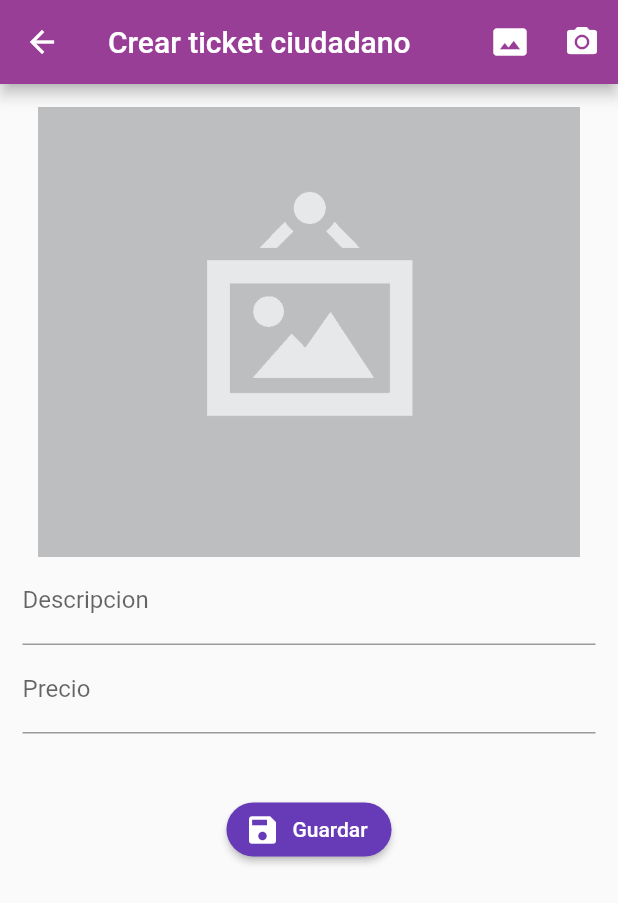
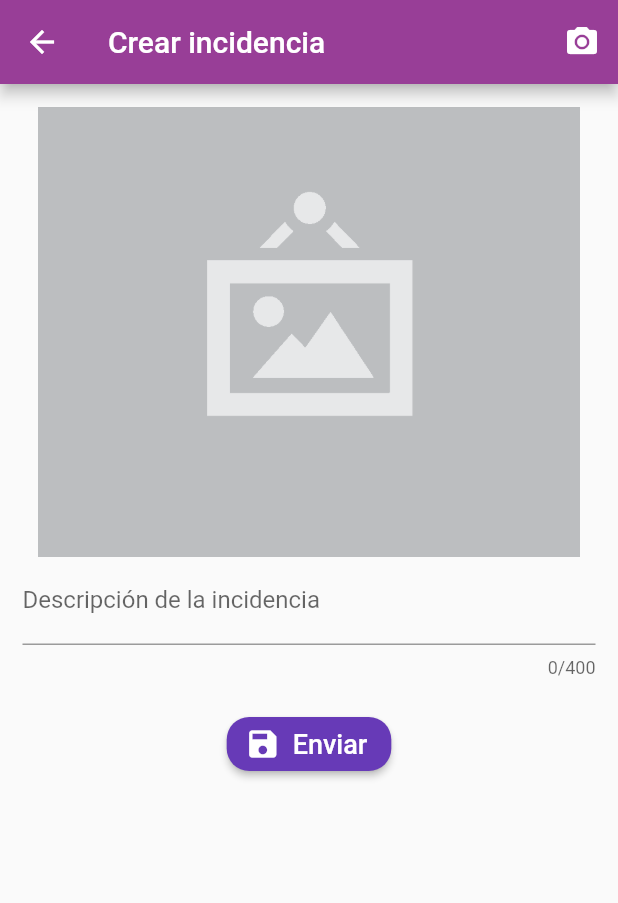
Before and after one commit to AyuntamientoPuertoReal/app-participacion, a Flutter app: the AbrirTicketPage screen opened by its route, on a phone screen of 412 x 824 dp. Shown: the top 903 px of the screen. Run offline on Flutter 3.47's test engine with Material 2 defaults, Android fonts, the phone set to English and light mode, and no system bars; our stand-ins replace flutter_html, flutter_map, geolocator, image_picker, latlong, rxdart and 1 more; missing offline and left inert: encrypt, flutter_udid, mime_type; accounts and stored records are empty; statements that could not run were skipped.

Commit message:
Cambios en Crear incidencia

```diff
--- a/lib/src/pages/abrir_ticket_page.dart
+++ b/lib/src/pages/abrir_ticket_page.dart
@@ -3,7 +3,7 @@ import 'dart:io';
 import 'package:appparticipacion/src/bloc/provider.dart';
 import 'package:appparticipacion/src/bloc/ticket_bloc.dart';
 import 'package:appparticipacion/src/models/ticket_model.dart';
-import 'package:appparticipacion/src/widgets/menu_lateral.dart';
+//import 'package:appparticipacion/src/widgets/menu_lateral.dart';
 import 'package:flutter/material.dart';
 import 'package:geolocator/geolocator.dart';
 import 'package:image_picker/image_picker.dart';
@@ -27,6 +27,8 @@ class _AbrirTicketPageState extends State<AbrirTicketPage> {
   var geolocator = Geolocator();
   var locationOptions = LocationOptions(accuracy: LocationAccuracy.high, distanceFilter: 10);
 
+
+
   @override
   Widget build(BuildContext context) {
 
@@ -37,16 +39,15 @@ class _AbrirTicketPageState extends State<AbrirTicketPage> {
       ticketModel = prodData;
     }
 
-
     return Scaffold(
       key: scaffoldKey,
       appBar: AppBar(
-        title: Text('Crear ticket ciudadano'),
+        title: Text('Crear incidencia'),
         actions: <Widget>[
-          IconButton(
-            icon: Icon(Icons.photo_size_select_actual),
-            onPressed: _seleccionarFoto,
-          ),
+          // IconButton(
+          //   icon: Icon(Icons.photo_size_select_actual),
+          //   onPressed: _seleccionarFoto,
+          // ),
           IconButton(
             icon: Icon(Icons.camera_alt),
             onPressed: _tomarFoto,
@@ -62,8 +63,7 @@ class _AbrirTicketPageState extends State<AbrirTicketPage> {
               children: <Widget>[
                 _mostrarFoto(),
                 _crearNombre(),
-                _crearPrecio(),
-                SizedBox(height: 40.0,),
+                SizedBox(height: 20.0,),
                 _crearBoton()
               ],
             ),
@@ -77,8 +77,12 @@ class _AbrirTicketPageState extends State<AbrirTicketPage> {
     return TextFormField(
       initialValue: ticketModel.descripcion,
       textCapitalization: TextCapitalization.sentences,
+      maxLines: null,
+      maxLength: 400,
+      maxLengthEnforced: true,
+      keyboardType: TextInputType.multiline,
       decoration: InputDecoration(
-       labelText: 'Descripcion'
+        labelText: 'Descripción de la incidencia',
       ),
       onSaved: (value) => ticketModel.descripcion = value,
       validator: (value){/*
@@ -91,55 +95,32 @@ class _AbrirTicketPageState extends State<AbrirTicketPage> {
     );
   }
 
- Widget _crearPrecio() {
-   return TextFormField(
-     initialValue: ticketModel.coordenadas.toString(),
-    // keyboardType: TextInputType.number,
-     keyboardType: TextInputType.numberWithOptions(decimal: true),
-     decoration: InputDecoration(
-       labelText: 'Precio'
-     ),
-     onSaved: (value) => ticketModel.coordenadas,
-     validator: (value){/*
-      if (utils.isNumeric(value)){
-        return null;
-      }else {
-        return 'Solo numeros';
-      }*/
-     },
-   );
- }
-
   Widget _crearBoton() {
     return RaisedButton.icon(
+
       shape: RoundedRectangleBorder(
-       borderRadius: BorderRadius.circular(30.0)
+        borderRadius: BorderRadius.circular(15.0),
       ),
       color: Colors.deepPurple,
       textColor: Colors.white,
-     label: Text('Guardar'),
+      label: Text('Enviar', style: TextStyle(fontSize: 18),),
       icon: Icon(Icons.save),
       onPressed: (_guardando) ? null : _submit,
     );
   }
 
   void _submit() async {
-
     if(!formkey.currentState.validate()) return;
     print(ticketModel.descripcion);
-
     if(formkey.currentState.validate()){
 
       formkey.currentState.save();
 
-
       // cuando el formulario es valido
       setState(() { _guardando = true;});
 
-
       if( foto != null){
         ticketModel.fotoUrl = await ticketBloc.subirFoto(foto);
-
       }
 
       if(ticketModel.id == null){
@@ -149,12 +130,11 @@ class _AbrirTicketPageState extends State<AbrirTicketPage> {
         ticketModel.solucionado=false;
         ticketModel.coordenadas = coordenada;
         ticketBloc.crearTicket(ticketModel);
-          }else {
+      } else {
         // productosBloc.editarProducto(producto);
       }
 
     } else {
-
       return;
     }
 
@@ -171,7 +151,6 @@ class _AbrirTicketPageState extends State<AbrirTicketPage> {
     );
 
     scaffoldKey.currentState.showSnackBar(snackBar);
-
   }
 
   _seleccionarFoto() async {
@@ -197,12 +176,9 @@ class _AbrirTicketPageState extends State<AbrirTicketPage> {
     }
 
     setState(() {});
-
   }
 
-
-
-        Widget  _mostrarFoto() {
+  Widget _mostrarFoto() {
 
     if(ticketModel.fotoUrl != null){
       //to-Do retornar imagen
@@ -220,11 +196,9 @@ class _AbrirTicketPageState extends State<AbrirTicketPage> {
         fit: BoxFit.cover,
       );
     }
-
   }
 
   obtenerGeo(int valor) async {
-
 
     Position position = await Geolocator().getLastKnownPosition(desiredAccuracy: LocationAccuracy.high);
     print("latitud = "+position.latitude.toString());
@@ -237,6 +211,5 @@ class _AbrirTicketPageState extends State<AbrirTicketPage> {
     }else{
       return "";
     }
-
   }
 }
```
Lines whose indentation alone changed are shown as unchanged.
